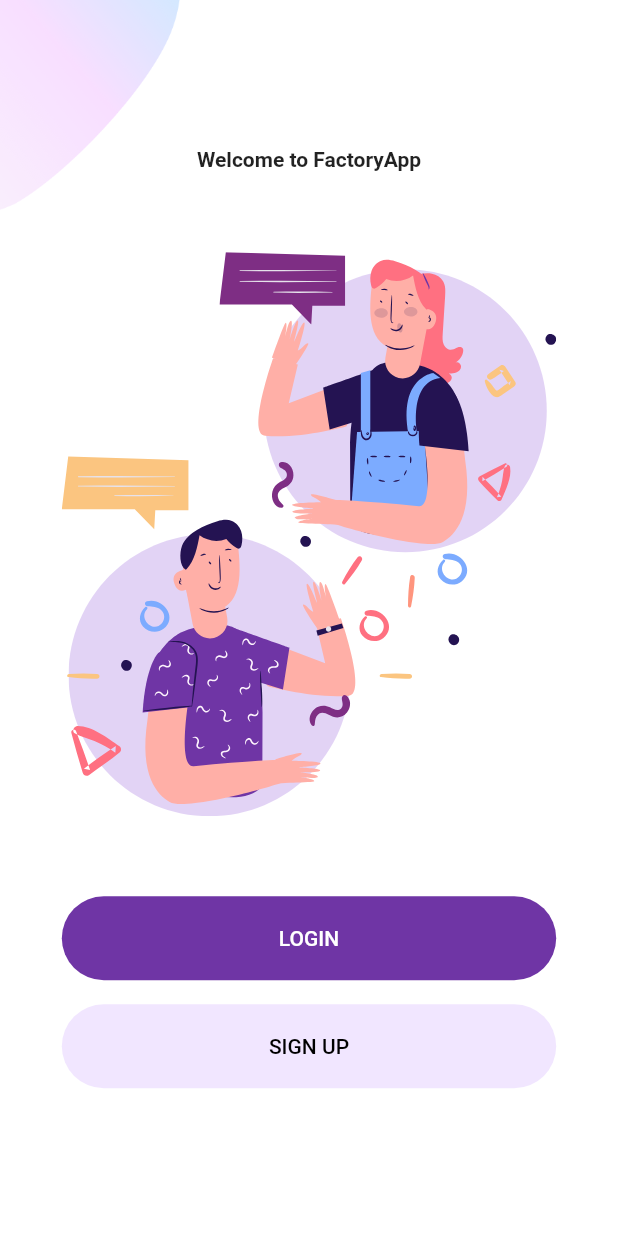
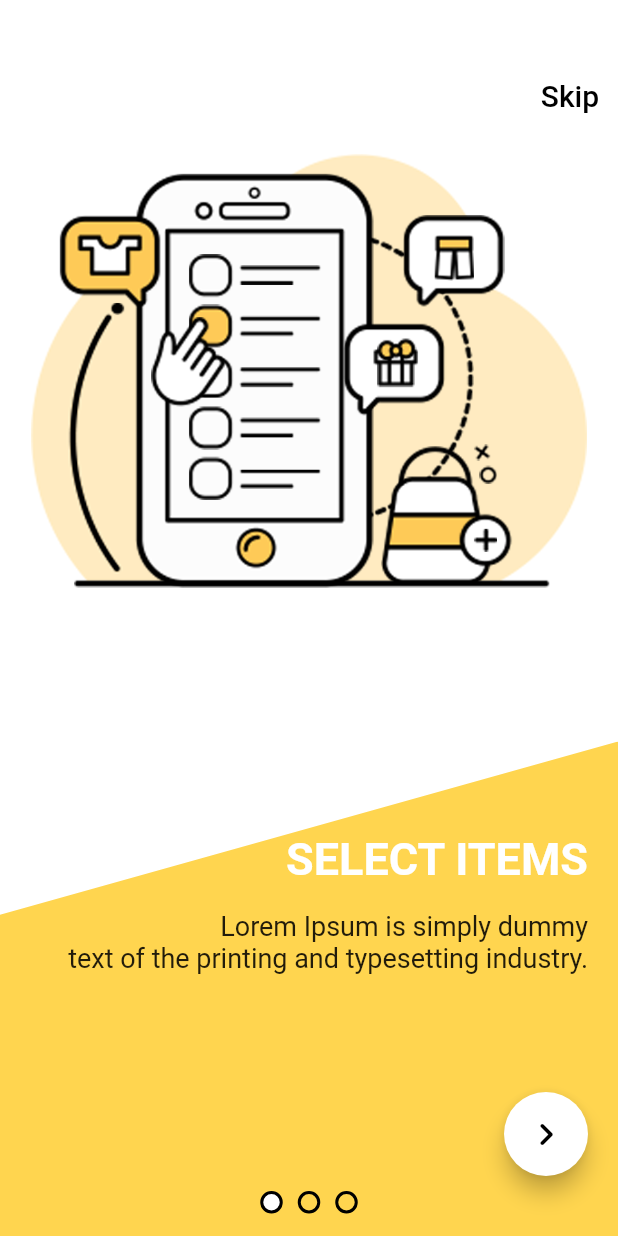
Before and after one commit to MatthewAlgo/FactoryApp, a Flutter app: the screen it shows after launch, on a phone screen of 412 x 824 dp. Run offline on Flutter 3.47's test engine with Material 2 defaults, Android fonts, the phone set to English and light mode, and no system bars; our stand-ins replace cloud_firestore, eva_icons_flutter, firebase_auth, firebase_core, flutter_svg, get and 1 more; missing offline and left inert: floating_navigation_bar; accounts and stored records are empty; Roboto replaces fonts that are missing (Raleway).

Commit message:
Added onboarding screen logic

```diff
--- a/lib/home/top_bar.dart
+++ b/lib/home/top_bar.dart
@@ -1,4 +1,4 @@
-import 'package:factoryapp/login/Screens/Welcome/welcome_screen.dart';
+import 'package:factoryapp/login/screens/Welcome/welcome_screen.dart';
 import 'package:firebase_auth/firebase_auth.dart';
 import 'package:flutter/material.dart';
 
--- /dev/null
+++ b/lib/onboarding/components/constants.dart
@@ -0,0 +1,9 @@
+import 'package:flutter/material.dart';
+
+//colors used in this app
+const Color white = Colors.white;
+const Color black = Colors.black;
+const Color yellow = Color(0xFFFFD54F);
+
+//default app padding
+const double appPadding = 20.0;
--- /dev/null
+++ b/lib/onboarding/components/slanding_clipper.dart
@@ -0,0 +1,21 @@
+import 'package:flutter/material.dart';
+
+class SlandingClipper extends CustomClipper<Path>{
+  @override
+  Path getClip(Size size) {
+    Path path = Path();
+    path.lineTo(0, size.height);
+    path.lineTo(0, size.height * 0.35);
+    path.lineTo(size.width, 0);
+    path.lineTo(size.width, size.height);
+    path.lineTo(0, size.height);
+    path.close();
+    return path;
+  }
+
+  @override
+  bool shouldReclip(covariant CustomClipper<Path> oldClipper) {
+    return false;
+  }
+
+}
--- /dev/null
+++ b/lib/onboarding/screen_one.dart
@@ -0,0 +1,180 @@
+// Import constants
+import 'package:factoryapp/login/screens/Welcome/welcome_screen.dart';
+import 'package:factoryapp/onboarding/components/constants.dart';
+import 'package:factoryapp/onboarding/screen_two.dart';
+import 'package:flutter/material.dart';
+import 'package:flutter/painting.dart';
+
+import 'components/slanding_clipper.dart';
+
+class OnboardingScreenOne extends StatelessWidget {
+  @override
+  Widget build(BuildContext context) {
+    //it will helps to return the size of the screen
+    Size size = MediaQuery.of(context).size;
+
+    return Scaffold(
+      body: Container(
+        child: Stack(
+          children: [
+            Column(
+              mainAxisAlignment: MainAxisAlignment.spaceBetween,
+              children: [
+                Image(
+                  width: size.width,
+                  height: size.height * 0.6,
+                  fit: BoxFit.cover,
+                  image: AssetImage('assets/images/onboard1.png'),
+                ),
+                ClipPath(
+                  clipper: SlandingClipper(),
+                  child: Container(
+                    height: size.height * 0.4,
+                    color: yellow,
+                  ),
+                )
+              ],
+            ),
+            Positioned(
+              top: size.height * 0.65,
+              child: Container(
+                width: size.width,
+                padding: EdgeInsets.all(appPadding),
+                child: Column(
+                  crossAxisAlignment: CrossAxisAlignment.end,
+                  children: [
+                    Text(
+                      'SELECT ITEMS',
+                      textAlign: TextAlign.end,
+                      style: TextStyle(
+                        fontWeight: FontWeight.bold,
+                        color: white,
+                        fontSize: 30,
+                      ),
+                    ),
+                    SizedBox(
+                      height: size.height * 0.02,
+                    ),
+                    Text(
+                      'Lorem Ipsum is simply dummy \ntext of the printing and typesetting industry.',
+                      textAlign: TextAlign.end,
+                      style: TextStyle(
+                        fontSize: 18,
+                      ),
+                    ),
+                  ],
+                ),
+              ),
+            ),
+            Positioned(
+              bottom: 15,
+              left: 0,
+              right: 0,
+              child: Row(
+                mainAxisAlignment: MainAxisAlignment.center,
+                children: [
+                  Container(
+                    margin: EdgeInsets.symmetric(horizontal: appPadding / 4),
+                    width: 15,
+                    height: 15,
+                    decoration: BoxDecoration(
+                        border: Border.all(color: black, width: 2),
+                        shape: BoxShape.circle,
+                        color: white),
+                  ),
+                  Container(
+                    margin: EdgeInsets.symmetric(horizontal: appPadding / 4),
+                    width: 15,
+                    height: 15,
+                    decoration: BoxDecoration(
+                        border: Border.all(color: black, width: 2),
+                        shape: BoxShape.circle,
+                        color: yellow),
+                  ),
+                  Container(
+                    margin: EdgeInsets.symmetric(horizontal: appPadding / 4),
+                    width: 15,
+                    height: 15,
+                    decoration: BoxDecoration(
+                        border: Border.all(color: black, width: 2),
+                        shape: BoxShape.circle,
+                        color: yellow),
+                  ),
+                ],
+              ),
+            ),
+            Padding(
+              padding: EdgeInsets.symmetric(vertical: appPadding * 2),
+              child: Column(
+                crossAxisAlignment: CrossAxisAlignment.end,
+                mainAxisAlignment: MainAxisAlignment.spaceBetween,
+                children: [
+                  Container(
+                    alignment: Alignment.centerRight,
+                    child: TextButton(
+                      onPressed: () {
+                        // Show dialog
+                        showDialog(
+                          context: context,
+                          builder: (context) => AlertDialog(
+                            title: Text('Skip'),
+                            content: Text('Do you want to skip the onboarding?'),
+                            actions: [
+                              TextButton(
+                                onPressed: () {
+                                  Navigator.pushAndRemoveUntil(
+                                    context,
+                                    MaterialPageRoute(
+                                        builder: (context) => WelcomeScreen()),
+                                    (Route<dynamic> route) => false,
+                                  );
+                                },
+                                child: Text('Yes'),
+                              ),
+                              TextButton(
+                                onPressed: () {
+                                  Navigator.pop(context);
+                                },
+                                child: Text('No'),
+                              ),
+                            ],
+                          ),
+                        );
+                      },
+                      child: Text(
+                        'Skip',
+                        style: TextStyle(
+                          color: black,
+                          fontSize: 20.0,
+                        ),
+                      ),
+                    ),
+                  ),
+                  Padding(
+                    padding: EdgeInsets.only(right: appPadding),
+                    child: FloatingActionButton(
+                      onPressed: () {
+                        Navigator.push(
+                          context,
+                          MaterialPageRoute(
+                            builder: (_) => OnboardingScreenTwo(),
+                          ),
+                        );
+                      },
+                      backgroundColor: white,
+                      child: Icon(
+                        Icons.navigate_next_rounded,
+                        color: black,
+                        size: 30,
+                      ),
+                    ),
+                  )
+                ],
+              ),
+            )
+          ],
+        ),
+      ),
+    );
+  }
+}
```
Also changed, not shown: lib/main.dart (+12 -1 lines), lib/onboarding/decider_view.dart (deleted, +0 -15 lines), lib/onboarding/onboarding.dart (deleted, +0 -95 lines), lib/onboarding/screen_three.dart (added, +178 -0 lines), lib/onboarding/screen_two.dart (added, +183 -0 lines), lib/splash/splash_screen.dart (+19 -7 lines), assets/images/onboard1.png (added), assets/images/onboard2.png (added), assets/images/onboard3.png (added), 2 other files.
